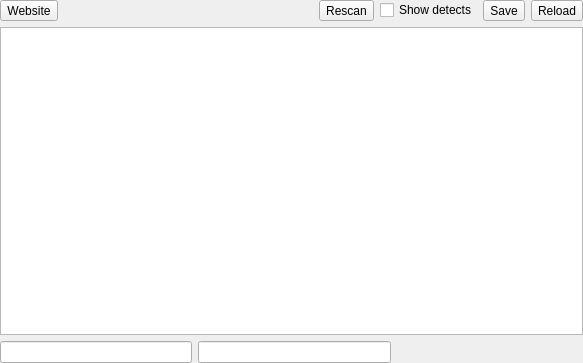
horsicq/XOnlineTools, file xvirustotalwidget.ui: the form before one commit.
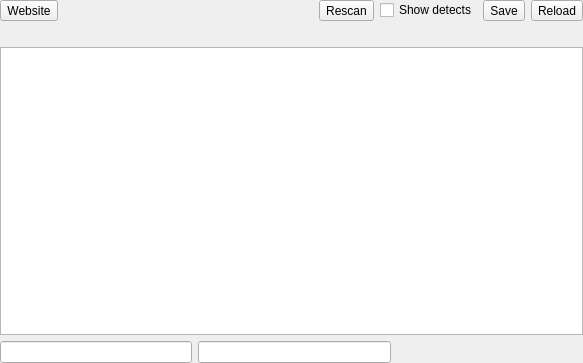
The form after the commit. Custom widgets are drawn as their Qt base class.

Commit message: fix: add API key hint and rescan mode in VirusTotal widget

Diff of the .ui file:
```diff
--- a/xvirustotalwidget.ui
+++ b/xvirustotalwidget.ui
@@ -81,6 +81,16 @@
      </item>
     </layout>
    </item>
+   <item>
+    <widget class="QLabel" name="labelHint">
+     <property name="text">
+      <string/>
+     </property>
+     <property name="wordWrap">
+      <bool>true</bool>
+     </property>
+    </widget>
+   </item>
    <item>
     <widget class="XTableView" name="tableViewScanResult">
      <property name="editTriggers">
```
The commit also changes 1 other file.
